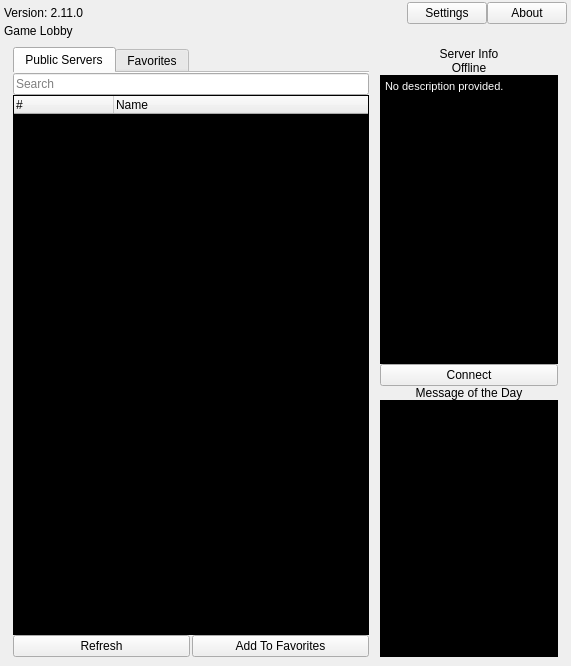
The window that resource/ui/lobby.ui (AttorneyOnline/AO2-Client) describes before a commit, drawn with Qt 5.
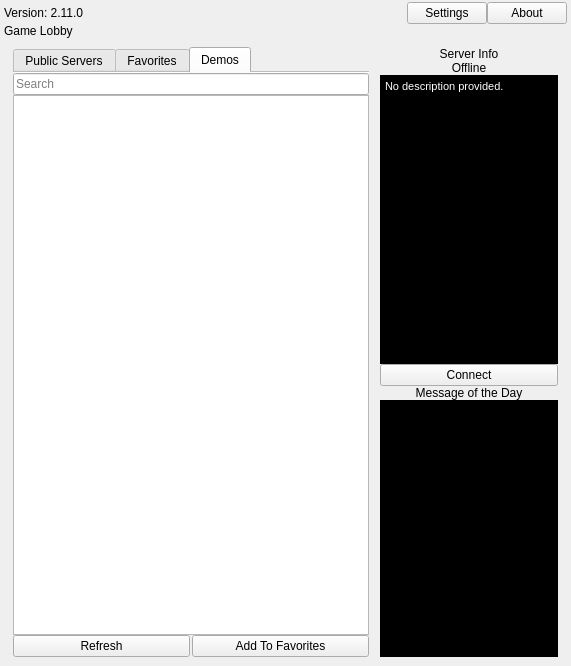
The same window after the commit. The open tabs and pages were chosen to show the change.

Diff of the .ui file:
```diff
--- a/resource/ui/lobby.ui
+++ b/resource/ui/lobby.ui
@@ -166,12 +166,6 @@
            <property name="layoutDirection">
             <enum>Qt::LeftToRight</enum>
            </property>
-           <property name="tabPosition">
-            <enum>QTabWidget::North</enum>
-           </property>
-           <property name="tabShape">
-            <enum>QTabWidget::Rounded</enum>
-           </property>
            <property name="currentIndex">
             <number>0</number>
            </property>
@@ -276,6 +270,42 @@
              </item>
             </layout>
            </widget>
+           <widget class="QWidget" name="demo_tab">
+            <attribute name="title">
+             <string>Demos</string>
+            </attribute>
+            <layout class="QGridLayout" name="gridLayout_3">
+             <property name="leftMargin">
+              <number>0</number>
+             </property>
+             <property name="topMargin">
+              <number>0</number>
+             </property>
+             <property name="rightMargin">
+              <number>0</number>
+             </property>
+             <property name="bottomMargin">
+              <number>0</number>
+             </property>
+             <property name="spacing">
+              <number>0</number>
+             </property>
+             <item row="1" column="0">
+              <widget class="QListView" name="demo_list">
+               <property name="textElideMode">
+                <enum>Qt::ElideNone</enum>
+               </property>
+              </widget>
+             </item>
+             <item row="0" column="0">
+              <widget class="QLineEdit" name="demo_search">
+               <property name="placeholderText">
+                <string>Search</string>
+               </property>
+              </widget>
+             </item>
+            </layout>
+           </widget>
           </widget>
          </item>
          <item>
```
Left out of the diff: 3 changed lines with no effect on the pictures.
